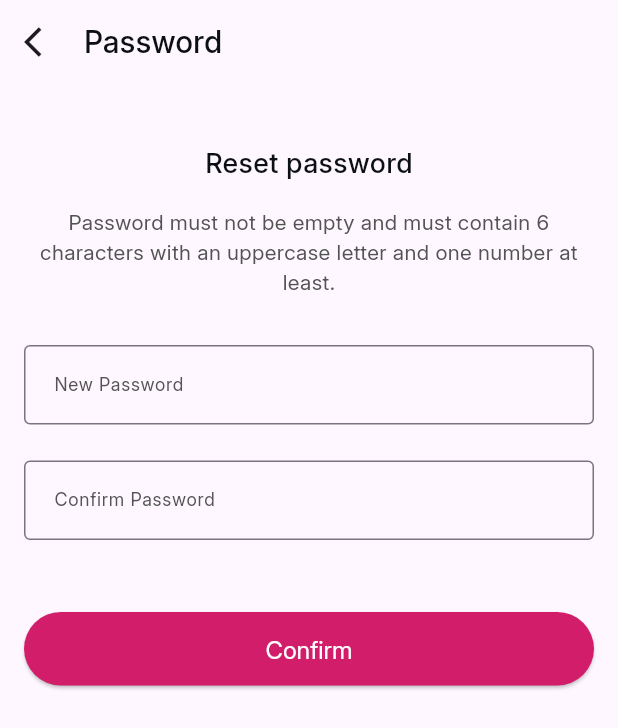
After one commit to rafify2711/Traking-App, a Flutter app: the ResetPasswordScreen screen opened by its route, on a phone screen of 412 x 824 dp. The commit adds this screen. Shown: the top 728 px of the screen. Run offline on Flutter 3.47's test engine with Material 3 defaults, Android fonts, the phone set to English and light mode, and no system bars; our stand-ins replace bloc, dio, easy_localization, equatable, flutter_bloc, flutter_screenutil and 5 more; accounts and stored records are empty; generated files the repository leaves out were written again.

Commit message:
implement the reset password feature
implement reset password ui
implement reset password logic

```diff
--- a/lib/core/config/route_generator.dart
+++ b/lib/core/config/route_generator.dart
@@ -1,6 +1,7 @@
 import 'package:flutter/material.dart';
 import 'package:tracking_app/core/config/routes_name.dart';
 import 'package:tracking_app/features/auth/forget_password/presentation/view/forget_password_screen.dart';
+import 'package:tracking_app/features/auth/forget_password/presentation/view/reset_password_screen.dart';
 import 'package:tracking_app/features/auth/forget_password/presentation/view/verification_screen.dart';
 import 'package:tracking_app/features/splash/presentation/views/widgets/on_boarding_view.dart';
 
@@ -12,14 +13,19 @@ class RouteGenerator {
           builder: (context) => const OnBoardingView(),
           settings: settings,
         );
-          case RoutesName.forgetPassword:
+      case RoutesName.forgetPassword:
         return MaterialPageRoute(
-          builder: (context) =>  ForgetPasswordScreen(),
+          builder: (context) => ForgetPasswordScreen(),
           settings: settings,
         );
-        case RoutesName.verificationScreen:
+      case RoutesName.verificationScreen:
         return MaterialPageRoute(
-          builder: (context) =>  VerificationScreen(),
+          builder: (context) => VerificationScreen(),
+          settings: settings,
+        );
+      case RoutesName.resetPasswordScreen:
+        return MaterialPageRoute(
+          builder: (context) => ResetPasswordScreen(),
           settings: settings,
         );
 
--- a/lib/core/config/routes_name.dart
+++ b/lib/core/config/routes_name.dart
@@ -2,4 +2,5 @@ class RoutesName {
   static const String onBoarding = "/";
   static const String forgetPassword = "/forgetPassword";
   static const String verificationScreen = "/verification";
+  static const String resetPasswordScreen = "/resetPassword";
 }
--- a/lib/core/utils/constants.dart
+++ b/lib/core/utils/constants.dart
@@ -3,5 +3,5 @@ class Constants {
   static const String userToken = "token";
   static const String forgetPasswordEndpoint = "forgotPassword";
   static const String verifyResetCodeEndpoint = "verifyResetCode";
-
+  static const String resetPasswordEndpoint = "resetPassword";
 }
--- /dev/null
+++ b/lib/features/auth/forget_password/data/models/request/reset_password_request.dart
@@ -0,0 +1,19 @@
+import 'package:json_annotation/json_annotation.dart';
+
+part 'reset_password_request.g.dart';
+
+@JsonSerializable()
+class ResetPasswordRequest {
+  @JsonKey(name: 'email')
+  String? email;
+
+  @JsonKey(name: 'newPassword')
+  String? newPassword;
+
+  ResetPasswordRequest({this.email, this.newPassword});
+
+  factory ResetPasswordRequest.fromJson(Map<String, dynamic> json) =>
+      _$ResetPasswordRequestFromJson(json);
+
+  Map<String, dynamic> toJson() => _$ResetPasswordRequestToJson(this);
+}
--- /dev/null
+++ b/lib/features/auth/forget_password/data/models/response/reset_password_response.dart
@@ -0,0 +1,26 @@
+import 'package:json_annotation/json_annotation.dart';
+
+part 'reset_password_response.g.dart';
+
+@JsonSerializable()
+class ResetPasswordResponse {
+  @JsonKey(name: 'message')
+  String? message;
+
+  @JsonKey(name: 'token')
+  String? token;
+
+  @JsonKey(name: 'error')
+  String? error;
+
+  ResetPasswordResponse({this.message, this.token, this.error});
+
+  factory ResetPasswordResponse.fromJson(Map<String, dynamic> json) =>
+      _$ResetPasswordResponseFromJson(json);
+
+  Map<String, dynamic> toJson() => _$ResetPasswordResponseToJson(this);
+
+  static List<ResetPasswordResponse> fromList(List<Map<String, dynamic>> list) {
+    return list.map(ResetPasswordResponse.fromJson).toList();
+  }
+}
--- /dev/null
+++ b/lib/features/auth/forget_password/domain/use_cases/reset_password_use_case.dart
@@ -0,0 +1,16 @@
+import 'package:injectable/injectable.dart';
+import 'package:tracking_app/core/base/api_result.dart';
+import 'package:tracking_app/features/auth/forget_password/data/models/request/reset_password_request.dart';
+import 'package:tracking_app/features/auth/forget_password/data/models/response/reset_password_response.dart';
+import 'package:tracking_app/features/auth/forget_password/domain/repo/forget_password_repo.dart';
+
+@injectable
+class ResetPasswordUseCase {
+  ForgetPasswordRepo repo;
+  ResetPasswordUseCase(this.repo);
+  Future<ApiResult<ResetPasswordResponse>> invoke(
+    ResetPasswordRequest resetPasswordRequest,
+  ) async {
+    return await repo.resetPassword(resetPasswordRequest);
+  }
+}
--- /dev/null
+++ b/lib/features/auth/forget_password/presentation/cubit/reset_password_cubit.dart
@@ -0,0 +1,40 @@
+import 'package:bloc/bloc.dart';
+import 'package:equatable/equatable.dart';
+import 'package:flutter/widgets.dart';
+import 'package:tracking_app/core/base/api_result.dart';
+import 'package:tracking_app/core/base/base_state.dart';
+import 'package:tracking_app/features/auth/forget_password/data/models/request/reset_password_request.dart';
+import 'package:tracking_app/features/auth/forget_password/data/models/response/reset_password_response.dart';
+import 'package:tracking_app/features/auth/forget_password/domain/use_cases/reset_password_use_case.dart';
+
+part 'reset_password_state.dart';
+
+class ResetPasswordCubit extends Cubit<ResetPasswordState> {
+  final ResetPasswordUseCase useCase;
+
+  ResetPasswordCubit(this.useCase) : super(const ResetPasswordState());
+
+  var newPasswordController = TextEditingController();
+  var confirmPasswordController = TextEditingController();
+
+  Future<void> resetPassword(ResetPasswordRequest request) async {
+    emit(state.copyWith(resetPasswordState: BaseLoading()));
+
+    final result = await useCase.invoke(request);
+
+    if (result is ApiSuccess<ResetPasswordResponse>) {
+      emit(
+        state.copyWith(
+          resetPasswordState: BaseSuccess(data: result.data),
+          resetPasswordResponse: result.data,
+        ),
+      );
+    } else if (result is ApiError<ResetPasswordResponse>) {
+      emit(
+        state.copyWith(
+          resetPasswordState: BaseError(result.message ?? 'Unknown error'),
+        ),
+      );
+    }
+  }
+}
--- /dev/null
+++ b/lib/features/auth/forget_password/presentation/cubit/reset_password_state.dart
@@ -0,0 +1,26 @@
+// ignore_for_file: public_member_api_docs, sort_constructors_first
+part of 'reset_password_cubit.dart';
+
+class ResetPasswordState extends Equatable {
+  final BaseState? resetPasswordState;
+  final ResetPasswordResponse? resetPasswordResponse;
+
+  const ResetPasswordState({
+    this.resetPasswordState,
+    this.resetPasswordResponse,
+  });
+
+  ResetPasswordState copyWith({
+    BaseState? resetPasswordState,
+    ResetPasswordResponse? resetPasswordResponse,
+  }) {
+    return ResetPasswordState(
+      resetPasswordState: resetPasswordState ?? this.resetPasswordState,
+      resetPasswordResponse:
+          resetPasswordResponse ?? this.resetPasswordResponse,
+    );
+  }
+
+  @override
+  List<Object?> get props => [resetPasswordState, resetPasswordResponse];
+}
--- /dev/null
+++ b/lib/features/auth/forget_password/presentation/view/reset_password_screen.dart
@@ -0,0 +1,59 @@
+import 'package:flutter/material.dart';
+import 'package:flutter_bloc/flutter_bloc.dart';
+import 'package:tracking_app/core/di/di.dart';
+import 'package:tracking_app/features/auth/forget_password/domain/use_cases/reset_password_use_case.dart';
+import 'package:tracking_app/features/auth/forget_password/presentation/cubit/reset_password_cubit.dart';
+
+import 'package:tracking_app/features/auth/forget_password/presentation/widgets/reset_password_body.dart';
+
+class ResetPasswordScreen extends StatefulWidget {
+  const ResetPasswordScreen({super.key});
+
+  @override
+  State<ResetPasswordScreen> createState() => _ResetPasswordScreenState();
+}
+
+class _ResetPasswordScreenState extends State<ResetPasswordScreen> {
+  var newPasswordController = TextEditingController();
+  var confirmPasswordController = TextEditingController();
+  final GlobalKey<FormState> formKey = GlobalKey<FormState>();
+
+  @override
+  void initState() {
+    newPasswordController = TextEditingController();
+    confirmPasswordController = TextEditingController();
+    super.initState();
+  }
+
+  @override
+  void dispose() {
+    newPasswordController.dispose();
+    confirmPasswordController.dispose();
+    super.dispose();
+  }
+
+  @override
+  Widget build(BuildContext context) {
+    return BlocProvider(
+      create:
+          (context) => ResetPasswordCubit(getIt.get<ResetPasswordUseCase>()),
+      child: Scaffold(
+        appBar: AppBar(
+          leading: IconButton(
+            onPressed: () {
+              Navigator.pop(context);
+            },
+            icon: const Icon(Icons.arrow_back_ios),
+          ),
+          title: Text("Password"),
+          titleSpacing: 0,
+        ),
+        body: ResetPasswordBody(
+          formKey: formKey,
+          newPasswordController: newPasswordController,
+          confirmPasswordController: confirmPasswordController,
+        ),
+      ),
+    );
+  }
+}
--- /dev/null
+++ b/lib/features/auth/forget_password/presentation/widgets/reset_password_body.dart
@@ -0,0 +1,122 @@
+import 'dart:developer';
+
+import 'package:flutter/material.dart';
+import 'package:flutter_bloc/flutter_bloc.dart';
+import 'package:flutter_screenutil/flutter_screenutil.dart';
+import 'package:tracking_app/core/base/base_state.dart';
+import 'package:tracking_app/core/config/routes_name.dart';
+import 'package:tracking_app/core/utils/app_text_styles.dart';
+import 'package:tracking_app/core/utils/colors.dart';
+import 'package:tracking_app/core/utils/helper_func/snack_bar.dart';
+import 'package:tracking_app/core/utils/validator.dart';
+import 'package:tracking_app/core/utils/widgets/custom_text_form_fieled.dart';
+import 'package:tracking_app/features/auth/forget_password/data/models/request/reset_password_request.dart';
+import 'package:tracking_app/features/auth/forget_password/presentation/cubit/reset_password_cubit.dart';
+
+class ResetPasswordBody extends StatelessWidget {
+  const ResetPasswordBody({
+    super.key,
+    required this.formKey,
+    required this.newPasswordController,
+    required this.confirmPasswordController,
+  });
+
+  final GlobalKey<FormState> formKey;
+  final TextEditingController newPasswordController;
+  final TextEditingController confirmPasswordController;
+
+  @override
+  Widget build(BuildContext context) {
+    return Padding(
+      padding: EdgeInsets.symmetric(horizontal: 16),
+      child: Form(
+        key: formKey,
+        child: BlocConsumer<ResetPasswordCubit, ResetPasswordState>(
+          listenWhen:
+              (previous, current) =>
+                  previous.resetPasswordState != current.resetPasswordState,
+          buildWhen:
+              (previous, current) =>
+                  previous.resetPasswordState != current.resetPasswordState,
+          listener: (context, state) {
+            final status = state.resetPasswordState;
+
+            if (status is BaseSuccess) {
+              showSnackBar(context, 'Password reset successfully!');
+              Navigator.pushNamed(context, RoutesName.forgetPassword);
+            } else if (status is BaseError) {
+              log("Reset password failed");
+              showErrorSnackBar(context, "Error occurred");
+            }
+          },
+          builder: (context, state) {
+            return Column(
+              children: [
+                SizedBox(height: 40),
+                Text(
+                  "Reset password",
+                  style: AppTextStyles.instance.textStyle18.copyWith(
+                    fontWeight: FontWeight.w500,
+                  ),
+                ),
+                SizedBox(height: 16),
+                Text(
+                  "Password must not be empty and must contain 6 characters with an uppercase letter and one number at least.",
+                  textAlign: TextAlign.center,
+                  style: AppTextStyles.instance.textStyle14.copyWith(
+                    color: PalletsColors.gray,
+                  ),
+                ),
+                SizedBox(height: 32),
+                CustomTextFormFieled(
+                  hintText: "Enter Your Password",
+                  labelText: "New Password",
+                  isObsecureText: true,
+                  textEditingController: newPasswordController,
+                  validator: Validator.validatePassword,
+                ),
+                SizedBox(height: 24),
+                CustomTextFormFieled(
+                  textEditingController: confirmPasswordController,
+                  labelText: "Confirm Password",
+                  hintText: "Confirm Password",
+                  isObsecureText: true,
+                  validator:
+                      (value) => Validator.validateConfirmPassword(
+                        value,
+                        newPasswordController.text.trim(),
+                      ),
+                ),
+                SizedBox(height: 48),
+                ElevatedButton(
+                  onPressed: () {
+                    if (formKey.currentState!.validate()) {
+                      context.read<ResetPasswordCubit>().resetPassword(
+                        ResetPasswordRequest(
+                          email:
+                              "omarsalah1776@gmail.com", // Replace with dynamic email if needed
+                          newPassword: newPasswordController.text.trim(),
+                        ),
+                      );
+                    }
+                  },
+                  child:
+                      state.resetPasswordState is BaseLoading
+                          ? CircularProgressIndicator(
+                            color: PalletsColors.whiteBase,
+                          )
+                          : Text(
+                            "Confirm",
+                            style: AppTextStyles.instance.textStyle16.copyWith(
+                              color: PalletsColors.white10,
+                            ),
+                          ),
+                ),
+              ],
+            );
+          },
+        ),
+      ),
+    );
+  }
+}
```
Also changed, not shown: lib/core/api_manger/api_service.dart (+7 -1 lines), lib/features/auth/forget_password/data/data_source/forget_password_data_source_impl.dart (+12 -0 lines), lib/features/auth/forget_password/data/repo/forget_password_repo_impl.dart (+14 -5 lines), lib/features/auth/forget_password/domain/data_source/forget_password_data_source.dart (+6 -2 lines), lib/features/auth/forget_password/domain/repo/forget_password_repo.dart (+9 -3 lines), lib/features/auth/forget_password/presentation/widgets/verification_body.dart (+6 -6 lines), pubspec.yaml (+4 -5 lines), lib/core/api_manger/api_service.g.dart, lib/core/di/di.config.dart, lib/features/auth/forget_password/data/models/request/reset_password_request.g.dart (added), lib/features/auth/forget_password/data/models/response/reset_password_response.g.dart (added), pubspec.lock.
